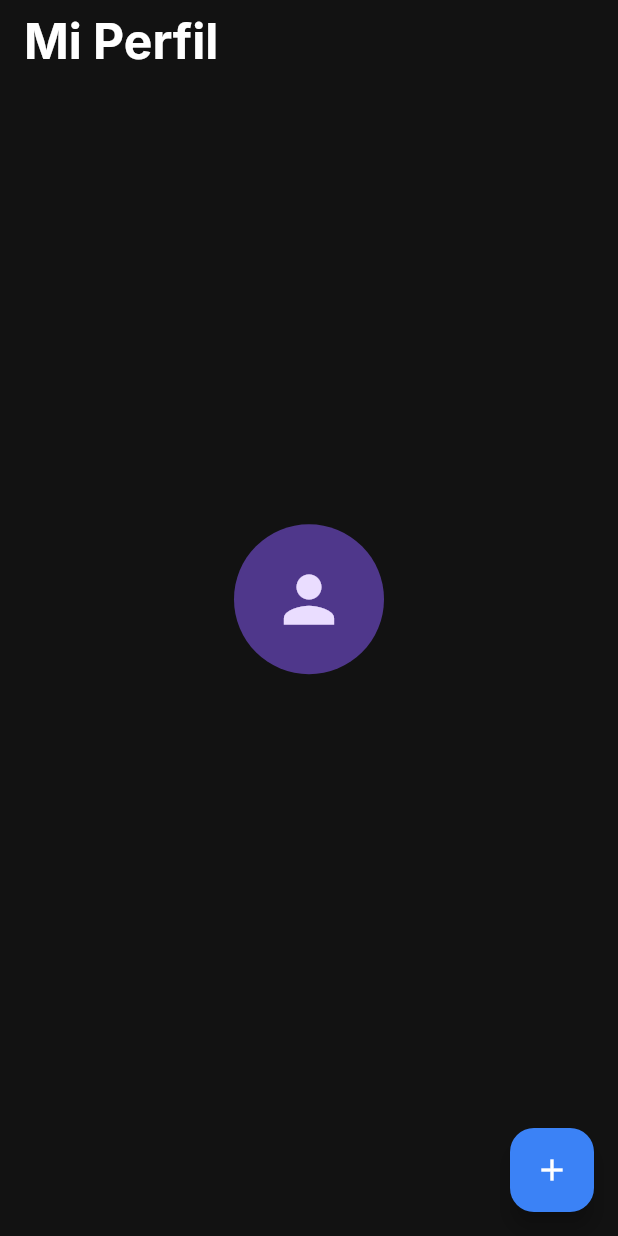
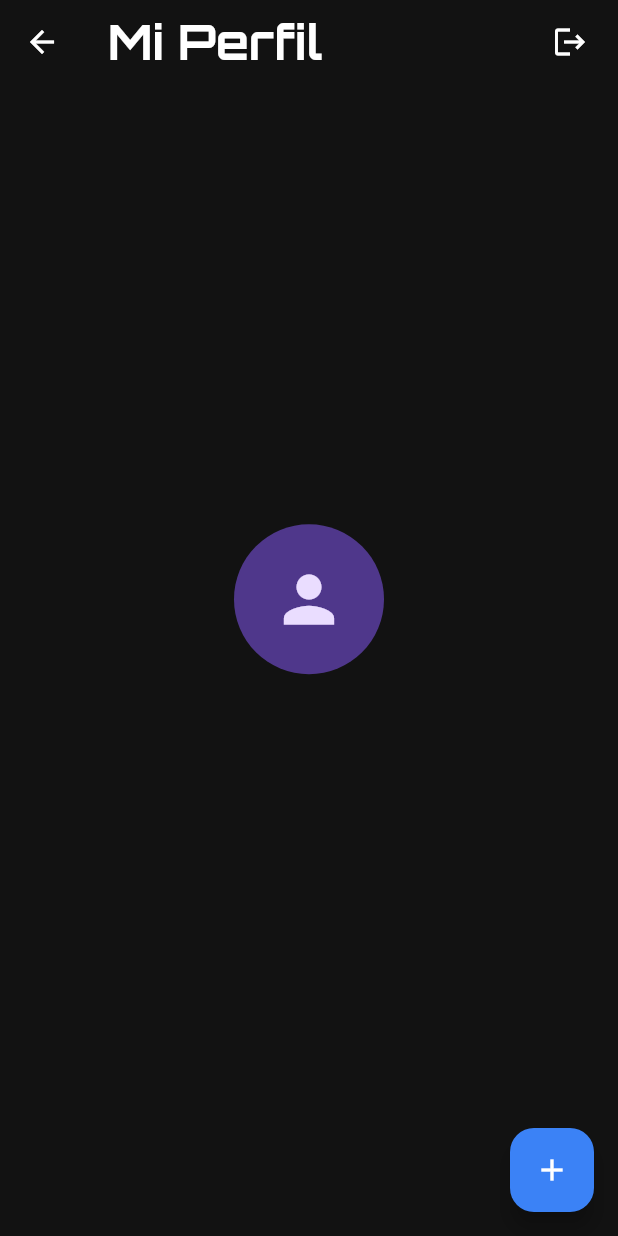
Before and after one commit to Thekiidd/Trakr, a Flutter app: the ProfileScreen screen opened by its route, on a phone screen of 412 x 824 dp. Run offline on Flutter 3.47's test engine with Material 3 defaults, Android fonts, the phone set to English and light mode, and no system bars; our stand-ins replace cached_network_image, carousel_slider, cloud_firestore, firebase_auth, firebase_core, flutter_cache_manager and 5 more; missing offline and left inert: dart:html; accounts and stored records are empty; network calls fail; statements that could not run were skipped.

Commit message:
Actualizacion 28

```diff
--- a/lib/views/forum/forum_screen.dart
+++ b/lib/views/forum/forum_screen.dart
@@ -4,6 +4,7 @@ import 'package:provider/provider.dart';
 import '../../core/theme/app_theme.dart';
 import '../../models/post_model.dart';
 import '../../services/forum_service.dart';
+import '../../widgets/custom_app_bar.dart';
 
 class ForumScreen extends StatefulWidget {
   const ForumScreen({super.key});
@@ -47,9 +48,7 @@ class _ForumScreenState extends State<ForumScreen> {
   Widget build(BuildContext context) {
     return Scaffold(
       backgroundColor: AppTheme.primaryDark,
-      appBar: AppBar(
-        title: Text('Foro de la Comunidad'),
-      ),
+      appBar: const CustomAppBar(title: 'Foro'),
       body: Center(
         child: Text(
           'Foro en construcción',
--- a/lib/views/profile/profile_screen.dart
+++ b/lib/views/profile/profile_screen.dart
@@ -6,6 +6,7 @@ import '../../viewmodels/auth_viewmodel.dart';
 import '../../models/usuario_modelo.dart';
 import '../../servicios/servicio_usuario.dart';
 import 'package:go_router/go_router.dart';
+import '../../widgets/custom_app_bar.dart';
 
 class ProfileScreen extends StatefulWidget {
   const ProfileScreen({super.key});
@@ -64,8 +65,16 @@ class _ProfileScreenState extends State<ProfileScreen> with SingleTickerProvider
   Widget build(BuildContext context) {
     return Scaffold(
       backgroundColor: AppTheme.primaryDark,
-      appBar: AppBar(
-        title: Text('Mi Perfil'),
+      appBar: CustomAppBar(
+        title: 'Mi Perfil',
+        actions: [
+          IconButton(
+            icon: const Icon(Icons.logout, color: Colors.white),
+            onPressed: () => _handleLogout(context),
+            tooltip: 'Cerrar Sesión',
+          ),
+          const SizedBox(width: 8),
+        ],
       ),
       body: Consumer<AuthViewModel>(
         builder: (context, authViewModel, _) {
@@ -133,6 +142,10 @@ class _ProfileScreenState extends State<ProfileScreen> with SingleTickerProvider
         child: Icon(Icons.add, color: AppTheme.secondaryLight),
       ),
     );
+  }
+
+  Future<void> _handleLogout(BuildContext context) async {
+    // ... mismo código de _handleLogout que en LandingPage ...
   }
 
   Widget _construirAppBar(UsuarioModelo usuario) {
--- /dev/null
+++ b/lib/widgets/custom_app_bar.dart
@@ -0,0 +1,39 @@
+import 'package:flutter/material.dart';
+import 'package:google_fonts/google_fonts.dart';
+import 'package:go_router/go_router.dart';
+import '../core/theme/app_theme.dart';
+
+class CustomAppBar extends StatelessWidget implements PreferredSizeWidget {
+  final String title;
+  final bool showBackButton;
+  final List<Widget>? actions;
+
+  const CustomAppBar({
+    Key? key,
+    required this.title,
+    this.showBackButton = true,
+    this.actions,
+  }) : super(key: key);
+
+  @override
+  Widget build(BuildContext context) {
+    return AppBar(
+      backgroundColor: AppTheme.primaryDark,
+      leading: showBackButton ? IconButton(
+        icon: const Icon(Icons.arrow_back, color: Colors.white),
+        onPressed: () => context.pop(),
+      ) : null,
+      title: Text(
+        title,
+        style: GoogleFonts.orbitron(
+          color: Colors.white,
+          fontWeight: FontWeight.bold,
+        ),
+      ),
+      actions: actions,
+    );
+  }
+
+  @override
+  Size get preferredSize => const Size.fromHeight(kToolbarHeight);
+}
```
Also changed, not shown: lib/views/games/games_screen.dart (+3 -18 lines), lib/views/landing/landing_page.dart (+93 -0 lines).
